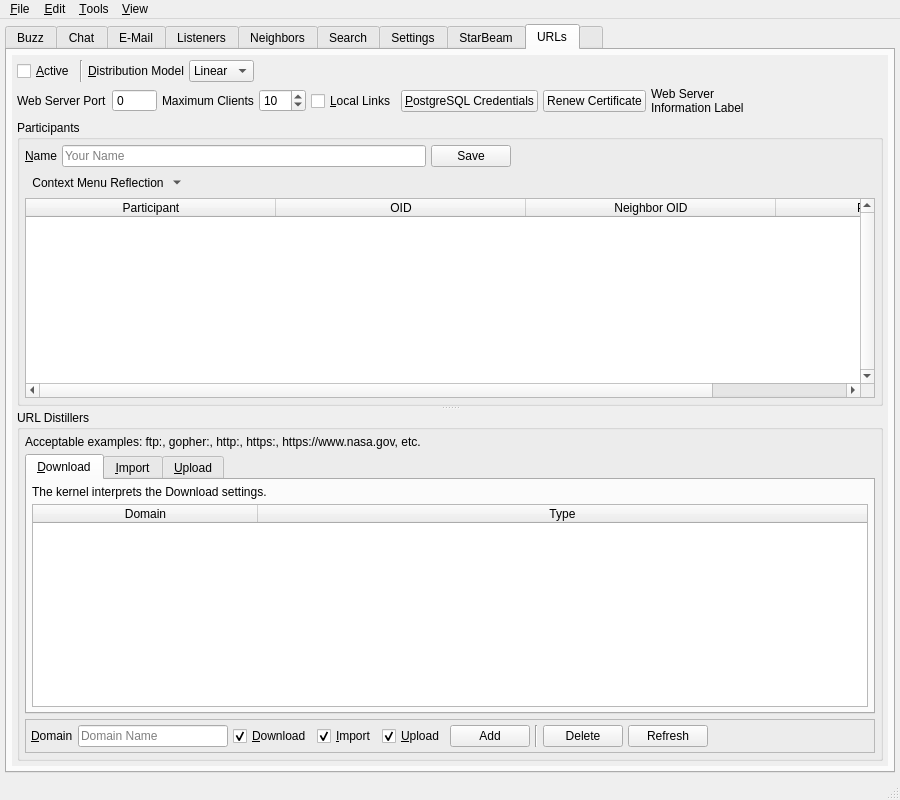
This is Source/UI/spot-on-controlcenter.ui in textbrowser/spot-on as Qt 5 draws it before an edit. The edited form follows.
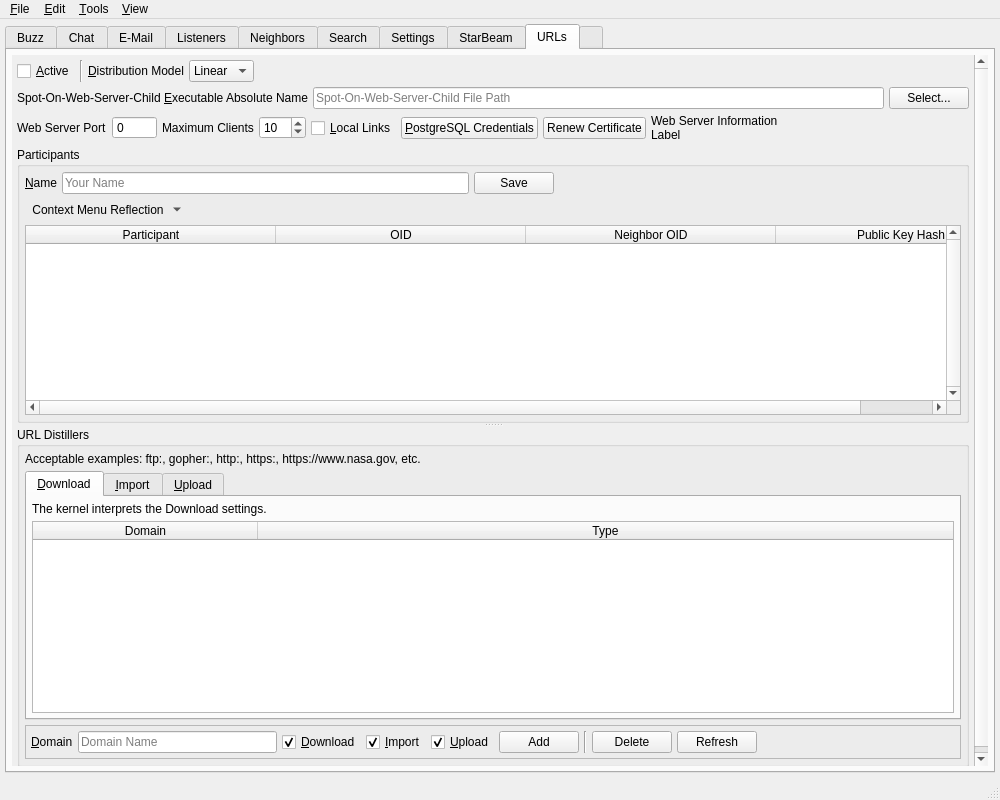
This is the edited form. The open tabs and pages were chosen to show the change. Icons and pictures are not drawn. Custom widgets are drawn as their Qt base class.

Diff of the .ui file:
```diff
--- a/Source/UI/spot-on-controlcenter.ui
+++ b/Source/UI/spot-on-controlcenter.ui
@@ -6,7 +6,7 @@
    <rect>
     <x>0</x>
     <y>0</y>
-    <width>900</width>
+    <width>1000</width>
     <height>800</height>
    </rect>
   </property>
@@ -8734,8 +8734,8 @@
             <rect>
              <x>0</x>
              <y>0</y>
-             <width>934</width>
-             <height>833</height>
+             <width>951</width>
+             <height>878</height>
             </rect>
            </property>
            <layout class="QVBoxLayout" name="verticalLayout_58">
@@ -8819,6 +8819,40 @@
               </item>
              </layout>
             </item>
+            <item>
+             <layout class="QHBoxLayout" name="horizontalLayout_62">
+              <property name="spacing">
+               <number>5</number>
+              </property>
+              <item>
+               <widget class="QLabel" name="label_125">
+                <property name="text">
+                 <string>Spot-On-Web-Server-Child &amp;Executable Absolute Name</string>
+                </property>
+                <property name="buddy">
+                 <cstring>kernelPath</cstring>
+                </property>
+               </widget>
+              </item>
+              <item>
+               <widget class="QLineEdit" name="webServerProcessName">
+                <property name="placeholderText">
+                 <string>Spot-On-Web-Server-Child File Path</string>
+                </property>
+                <property name="clearButtonEnabled">
+                 <bool>true</bool>
+                </property>
+               </widget>
+              </item>
+              <item>
+               <widget class="QPushButton" name="selectWebServerProcessName">
+                <property name="text">
+                 <string>Select...</string>
+                </property>
+               </widget>
+              </item>
+             </layout>
+            </item>
             <item>
              <layout class="QHBoxLayout" name="horizontalLayout_46">
               <item>
@@ -9800,7 +9834,7 @@
     <rect>
      <x>0</x>
      <y>0</y>
-     <width>900</width>
+     <width>1000</width>
      <height>34</height>
     </rect>
    </property>
```
Left out of the diff: 22 changed lines with no effect on the pictures.
